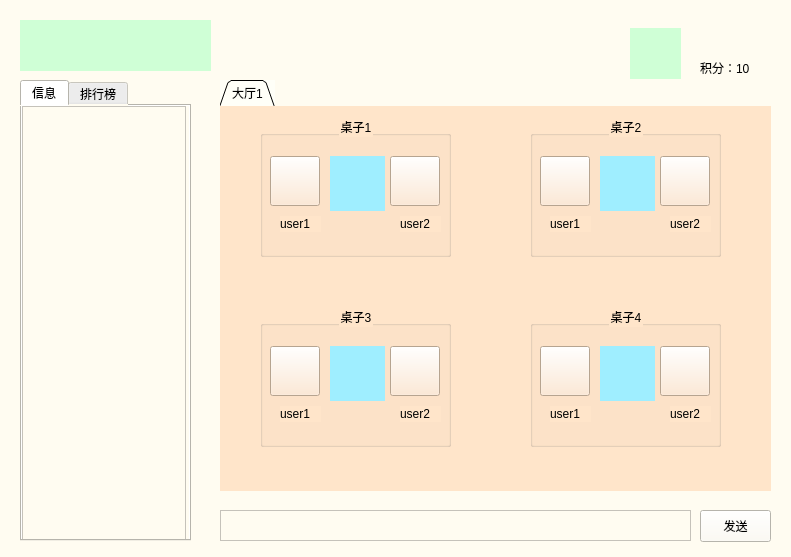
Before: the Qt Designer form ui/main.ui in wufulin/PyGomoku, drawn with Qt 5.
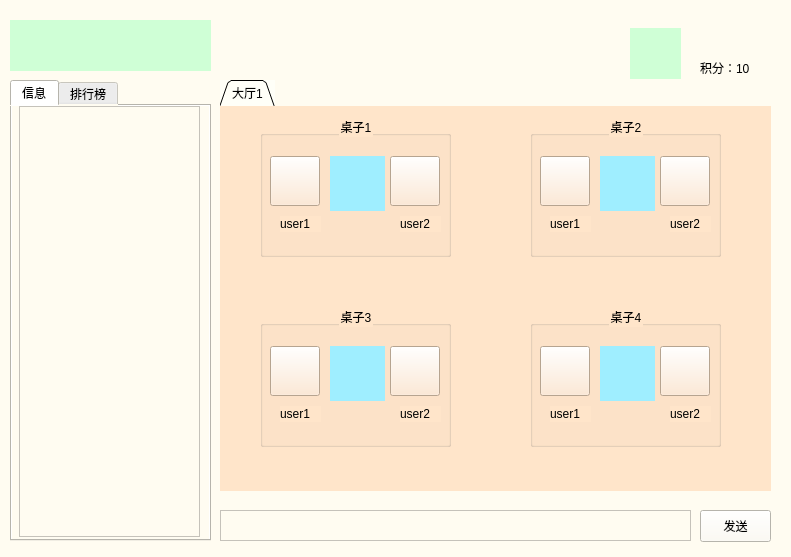
After: the same form once the commit is applied.

The edit to the form file:
```diff
--- a/ui/main.ui
+++ b/ui/main.ui
@@ -26,9 +26,9 @@
    <widget class="QTabWidget" name="infoWidget">
     <property name="geometry">
      <rect>
-      <x>20</x>
+      <x>10</x>
       <y>80</y>
-      <width>171</width>
+      <width>201</width>
       <height>461</height>
      </rect>
     </property>
@@ -39,13 +39,13 @@
      <attribute name="title">
       <string>信息</string>
      </attribute>
-     <widget class="QTableView" name="tableView">
+     <widget class="QTextBrowser" name="messageBrowser">
       <property name="geometry">
        <rect>
-        <x>0</x>
+        <x>7</x>
         <y>0</y>
-        <width>164</width>
-        <height>441</height>
+        <width>181</width>
+        <height>431</height>
        </rect>
       </property>
      </widget>
@@ -471,9 +471,9 @@
    <widget class="QWidget" name="logoWidget" native="true">
     <property name="geometry">
      <rect>
-      <x>20</x>
+      <x>10</x>
       <y>20</y>
-      <width>191</width>
+      <width>201</width>
       <height>51</height>
      </rect>
     </property>
```
Left out of the diff: 10 changed lines with no effect on the pictures.
